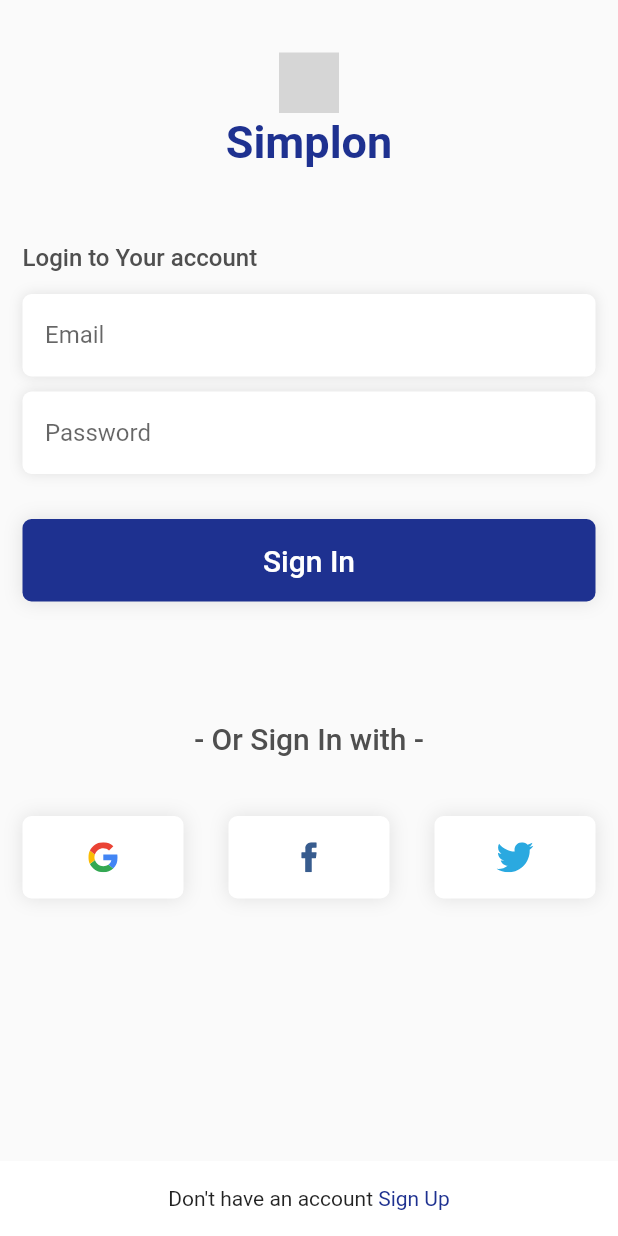
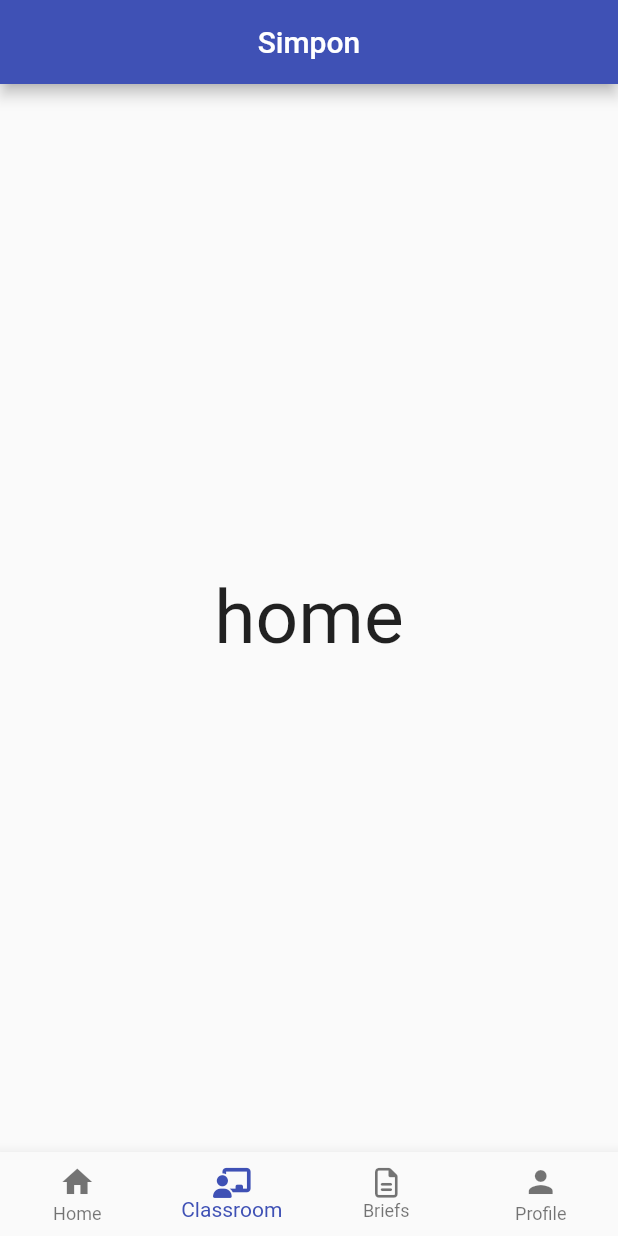
Before and after one commit to abdelmajidelayachi/flutter_simponClone, a Flutter app: the screen it shows after launch, on a phone screen of 412 x 824 dp. Run offline on Flutter 3.47's test engine with Material 2 defaults, Android fonts, the phone set to English and light mode, and no system bars; our stand-ins replace flutter_svg, font_awesome_flutter, get, hexcolor; project files that could hold a hidden picture were left out; grey boxes are pictures that could not be loaded.

Commit message:
add : bottom bar

```diff
--- a/lib/main.dart
+++ b/lib/main.dart
@@ -1,5 +1,6 @@
 import 'package:flutter/material.dart';
 import 'package:get/get_navigation/get_navigation.dart';
+import 'package:simpon_clone/utils/global.colors.dart';
 import 'package:simpon_clone/views/splash.view.dart';
 
 void main() => runApp(const App());
@@ -9,9 +10,12 @@ const App({ Key? key }) : super(key: key);
 
   @override
   Widget build(BuildContext context){
-    return const GetMaterialApp(
-      debugShowCheckedModeBanner: false,
-      home: SplashView()
+    return  GetMaterialApp(
+      theme: ThemeData(
+        primarySwatch: Colors.indigo,
+      ),
+      // debugShowCheckedModeBanner: false,
+      home: const SplashView()
     );
   }
 }
--- a/lib/views/login.view.dart
+++ b/lib/views/auth/register/register.view.dart
@@ -1,15 +1,21 @@
 import 'package:flutter/material.dart';
 import 'package:flutter_svg/svg.dart';
-import 'package:simpon_clone/utils/global.colors.dart';
-import 'package:simpon_clone/views/register.view.dart';
+import 'package:simpon_clone/views/auth/login/login.view.dart';
 import 'package:simpon_clone/widgets/button.global.dart';
 import 'package:simpon_clone/widgets/social.login.dart';
 import 'package:simpon_clone/widgets/text.form.global.dart';
 
-class LoginView extends StatelessWidget {
-  LoginView({Key? key}) : super(key: key);
-  final TextEditingController emailController = TextEditingController();
-  final TextEditingController passwordController = TextEditingController();
+import '../../../utils/global.colors.dart';
+
+class RegisterView extends StatelessWidget {
+RegisterView({ Key? key }) : super(key: key);
+final TextEditingController nameController = TextEditingController();
+final TextEditingController emailController = TextEditingController();
+final TextEditingController passwordController = TextEditingController();
+final TextEditingController confirmPasswordController = TextEditingController();
+
+
+
 
   @override
   Widget build(BuildContext context) {
@@ -42,7 +48,7 @@ class LoginView extends StatelessWidget {
                   ),
                   const SizedBox(height: 50,),
               Text(
-                "Login to Your account",
+                "Create Your account",
                 style: TextStyle(
                   color: GlobalColors.textColor,
                   fontSize: 16,
@@ -51,6 +57,15 @@ class LoginView extends StatelessWidget {
               ),
               const SizedBox(
                 height: 15,
+              ),
+              TextFormGlobal(
+                controller: nameController,
+                text: 'Full name',
+                obscure: false,
+                textInputType: TextInputType.name,
+              ),
+              const SizedBox(
+                height: 10,
               ),
               TextFormGlobal(
                 controller: emailController,
@@ -67,10 +82,19 @@ class LoginView extends StatelessWidget {
                 obscure: true,
                 textInputType: TextInputType.text,
               ),
-              const SizedBox(height: 30),
-              const ButtonGlobal(text: 'Sign In'),
-              const SizedBox(height: 80),
-              const SocialLogin(text: 'Sign In',),
+              const SizedBox(
+                height: 10,
+              ),
+              TextFormGlobal(
+                controller: confirmPasswordController,
+                text: 'Confirm Password',
+                obscure: true,
+                textInputType: TextInputType.text,
+              ),
+              const SizedBox(height: 20),
+              const ButtonGlobal(text: 'Register',),
+              const SizedBox(height: 40),
+              const SocialLogin(text: 'Sign Up'),
             ]),
           ),
         ),
@@ -83,14 +107,15 @@ class LoginView extends StatelessWidget {
           mainAxisAlignment: MainAxisAlignment.center,
           children: [
             const Text(
-              'Don\'t have an account ',
+              'I already have an account ',
             ),
             InkWell(
-              onTap: (){
-                Navigator.push(context, MaterialPageRoute(builder: (context) => RegisterView()));
-              } ,
+              onTap: () {
+                Navigator.push(context, MaterialPageRoute(builder: (context) => LoginView()));
+
+              },
               child: Text(
-                'Sign Up',
+                'Sign In',
                 style: TextStyle(color: GlobalColors.mainColor),
               ),
             )
--- /dev/null
+++ b/lib/views/classroom/classroom.view.dart
@@ -0,0 +1,45 @@
+import 'package:flutter/material.dart';
+import 'package:simpon_clone/utils/global.colors.dart';
+import 'package:simpon_clone/widgets/components/Bottom.nav.component.dart';
+
+class ClassroomView extends StatefulWidget {
+  const ClassroomView({super.key});
+
+  @override
+  State<ClassroomView> createState() => _ClassroomViewState();
+}
+
+class _ClassroomViewState extends State<ClassroomView>
+    with SingleTickerProviderStateMixin {
+  late AnimationController _controller;
+
+  @override
+  void initState() {
+    super.initState();
+    _controller = AnimationController(vsync: this);
+  }
+
+  @override
+  void dispose() {
+    _controller.dispose();
+    super.dispose();
+  }
+
+  @override
+  Widget build(BuildContext context) {
+    return Scaffold(
+      appBar: AppBar(
+        title: const Text('Simpon'),
+        centerTitle: true,
+      ),
+      body: const Center(
+          child: Text(
+        'home',
+        style: TextStyle(
+          fontSize: 50,
+        ),
+      )),
+      bottomNavigationBar: const BottomNavComponent(currentPage:1),
+    );
+  }
+}
--- /dev/null
+++ b/lib/widgets/components/Bottom.nav.component.dart
@@ -0,0 +1,35 @@
+import 'package:flutter/material.dart';
+import 'package:font_awesome_flutter/font_awesome_flutter.dart';
+
+class BottomNavComponent extends StatelessWidget {
+  const BottomNavComponent({Key? key, required this.currentPage})
+      : super(key: key);
+  final int currentPage;
+
+  @override
+  Widget build(BuildContext context) {
+    return BottomNavigationBar(
+      type: BottomNavigationBarType.fixed,
+      currentIndex: currentPage,
+      items: const [
+        BottomNavigationBarItem(
+            icon: Icon(Icons.home),
+            label: 'Home',
+            backgroundColor: Colors.white)
+            ,
+        BottomNavigationBarItem(
+            icon: FaIcon(FontAwesomeIcons.chalkboardUser, size: 20),
+            label: 'Classroom',
+            backgroundColor: Colors.white),
+        BottomNavigationBarItem(
+            icon: FaIcon(FontAwesomeIcons.fileLines, size: 20),
+            label: 'Briefs',
+            backgroundColor: Colors.white),
+        BottomNavigationBarItem(
+            icon: Icon(Icons.person),
+            label: 'Profile',
+            backgroundColor: Colors.white)
+      ],
+    );
+  }
+}
--- a/pubspec.yaml
+++ b/pubspec.yaml
@@ -38,7 +38,7 @@ dependencies:
   # The following adds the Cupertino Icons font to your application.
   # Use with the CupertinoIcons class for iOS style icons.
   cupertino_icons: ^1.0.2
-
+  font_awesome_flutter: ^10.4.0
 
 dev_dependencies:
   flutter_test:
```
Also changed, not shown: lib/views/auth/login/login.view.dart (renamed from lib/views/register.view.dart, +16 -39 lines), lib/views/splash.view.dart (+8 -9 lines), pubspec.lock.
